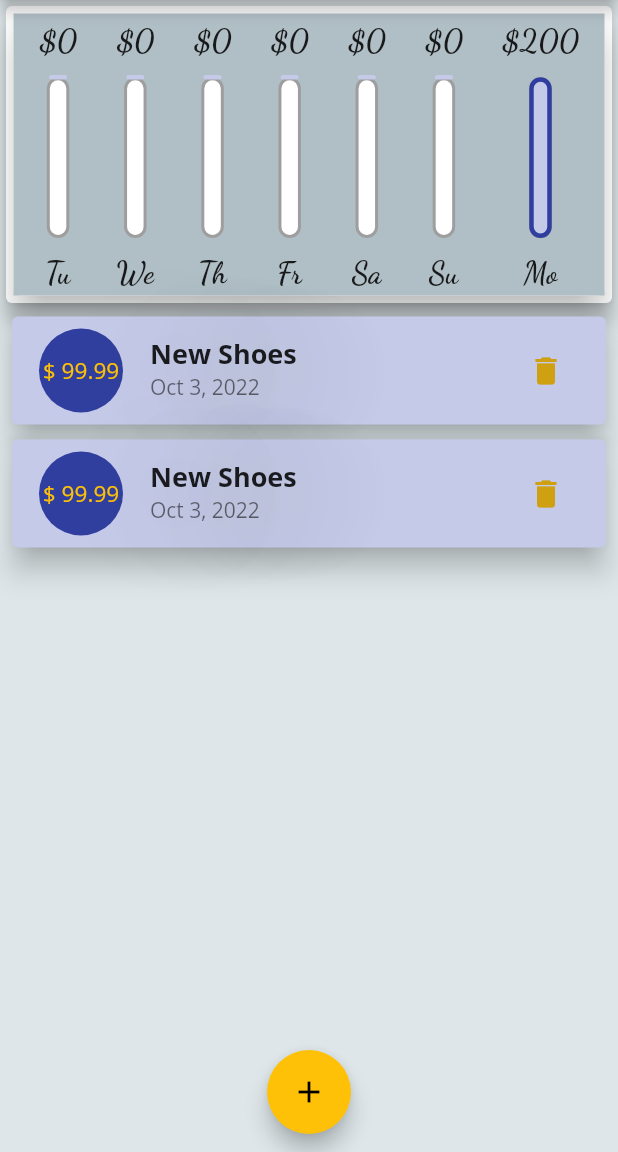
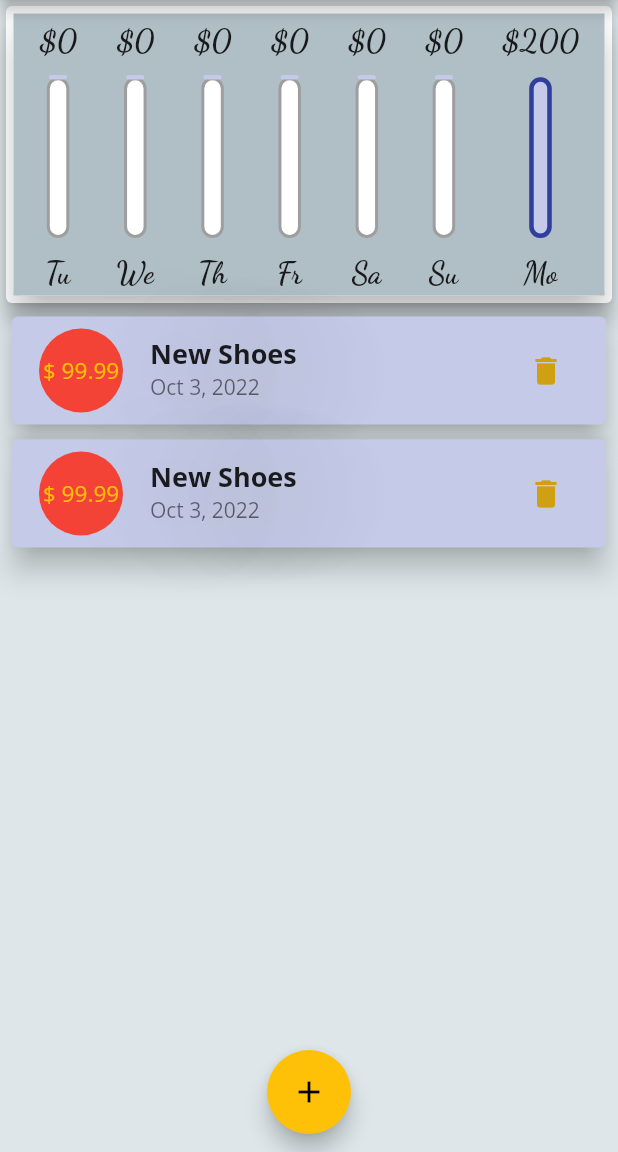
Before and after one commit to abdelazizSalah/LearningDartAndFlutter, a Flutter app: the screen it shows after launch, on a phone screen of 412 x 824 dp, the part 84-1236 px from its top. Run offline on Flutter 3.47's test engine with Material 2 defaults, Android fonts, the light colour scheme and no system bars.

Commit message:
Understanding keys and using them

```diff
--- a/presonal_expanses_app/lib/Widgets/Txs.dart
+++ b/presonal_expanses_app/lib/Widgets/Txs.dart
@@ -9,6 +9,7 @@ class Txs extends StatelessWidget {
 
   @override
   Widget build(BuildContext context) {
+    int cntr = 0;
     var mediaQuery = MediaQuery.of(context);
     var portrait = mediaQuery.orientation == Orientation.portrait;
     return Container(
@@ -31,16 +32,22 @@ class Txs extends StatelessWidget {
                           fit: BoxFit.contain))
                 ],
               )
-          : ListView.builder(
-              itemCount: transactions.length,
-              itemBuilder: (context, index) {
-                return TxsCard(
-                    index: index,
-                    transaction: transactions[index],
+            // : ListView.builder(
+            //     itemCount: transactions.length,
+            //     itemBuilder: (context, index) {
+            //       return TxsCard(
+            //           index: index,
+            //           transaction: transactions[index],
+            //           removeTransaction: removeTransaction);
+            //     },
+            //   ),
+            : ListView(
+                children: transactions.map((tx) {
+                return TxsCard(ValueKey(tx.id),
+                    index: cntr++,
+                    transaction: tx,
                     removeTransaction: removeTransaction);
-              },
-            ),
-    );
+              }).toList()));
   }
 }
 
--- a/presonal_expanses_app/lib/Widgets/TxsCard.dart
+++ b/presonal_expanses_app/lib/Widgets/TxsCard.dart
@@ -1,14 +1,38 @@
+import 'dart:math';
+
 import 'package:flutter/material.dart';
 import 'package:intl/intl.dart';
 
-class TxsCard extends StatelessWidget {
+class TxsCard extends StatefulWidget {
   final index;
   final transaction;
   final removeTransaction;
-  const TxsCard(
+  const TxsCard(Key key,
       {required this.index,
       required this.transaction,
-      required this.removeTransaction});
+      required this.removeTransaction})
+      : super(key: key);
+
+  @override
+  State<TxsCard> createState() => _TxsCardState();
+}
+
+class _TxsCardState extends State<TxsCard> {
+  Color _bgColor = Colors.green;
+
+  @override
+  void initState() {
+    super.initState();
+
+    const avalibleColors = [
+      Colors.red,
+      Colors.green,
+      Colors.black,
+      Colors.purple,
+    ];
+
+    _bgColor = avalibleColors[Random().nextInt(4)];
+  }
 
   Widget _buildPortrait() {
     return IconButton(
@@ -16,7 +40,7 @@ class TxsCard extends StatelessWidget {
         icon: Icon(Icons.delete),
 
         /// we should remove this item
-        onPressed: () => removeTransaction(index));
+        onPressed: () => widget.removeTransaction(widget.index));
   }
 
   @override
@@ -49,13 +73,14 @@ class TxsCard extends StatelessWidget {
               Container(
             margin: EdgeInsets.only(left: !portrait ? 50 : 0),
             child: CircleAvatar(
+              backgroundColor: _bgColor,
               foregroundColor: Theme.of(context).accentColor,
               radius: 30,
               child: FittedBox(
                 child: Padding(
                   padding: const EdgeInsets.all(6.0),
                   child: Text(
-                    "${transaction.currancy} ${transaction.amount}",
+                    "${widget.transaction.currancy} ${widget.transaction.amount}",
                     style: TextStyle(fontSize: 20),
                   ),
                 ),
@@ -63,7 +88,7 @@ class TxsCard extends StatelessWidget {
             ),
           ),
           title: Text(
-            transaction.title,
+            widget.transaction.title,
             style: TextStyle(
                 fontSize: 18,
                 fontWeight: FontWeight.bold,
@@ -75,7 +100,7 @@ class TxsCard extends StatelessWidget {
                 ]),
           ),
           subtitle: Text(
-            DateFormat.yMMMd().format(transaction.date),
+            DateFormat.yMMMd().format(widget.transaction.date),
             style: TextStyle(fontSize: 14),
           ),
           trailing: portrait ? _buildPortrait() : _buildLandScape()),
```
Lines whose indentation alone changed are shown as unchanged.
